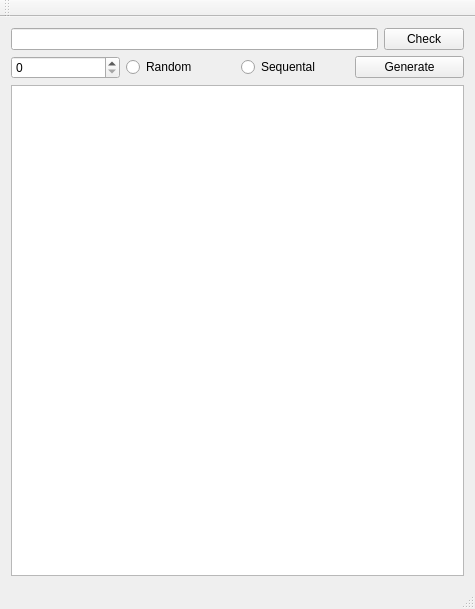
This is mainwindow.ui in maidis/TurkishIdQt as Qt 5 draws it before an edit. The edited form follows.
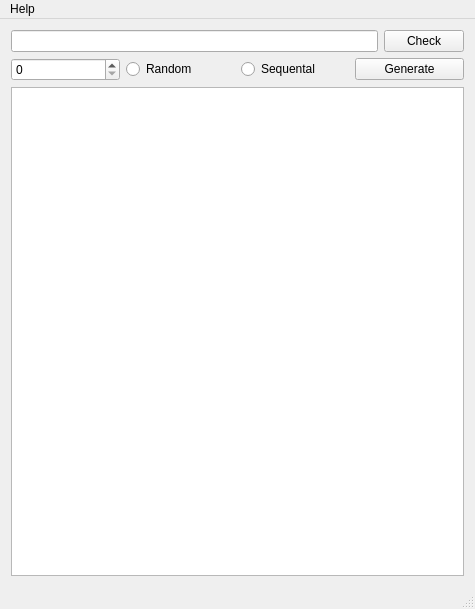
This is the edited form. Icons and pictures are not drawn.

Diff of the .ui file:
```diff
--- a/mainwindow.ui
+++ b/mainwindow.ui
@@ -75,14 +75,13 @@
      <height>18</height>
     </rect>
    </property>
-  </widget>
-  <widget class="QToolBar" name="mainToolBar">
-   <attribute name="toolBarArea">
-    <enum>TopToolBarArea</enum>
-   </attribute>
-   <attribute name="toolBarBreak">
-    <bool>false</bool>
-   </attribute>
+   <widget class="QMenu" name="menuHelp">
+    <property name="title">
+     <string>Help</string>
+    </property>
+    <addaction name="actionAbout"/>
+   </widget>
+   <addaction name="menuHelp"/>
   </widget>
   <widget class="QStatusBar" name="statusBar"/>
  </widget>
```
Left out of the diff: 13 changed lines with no effect on the pictures.
